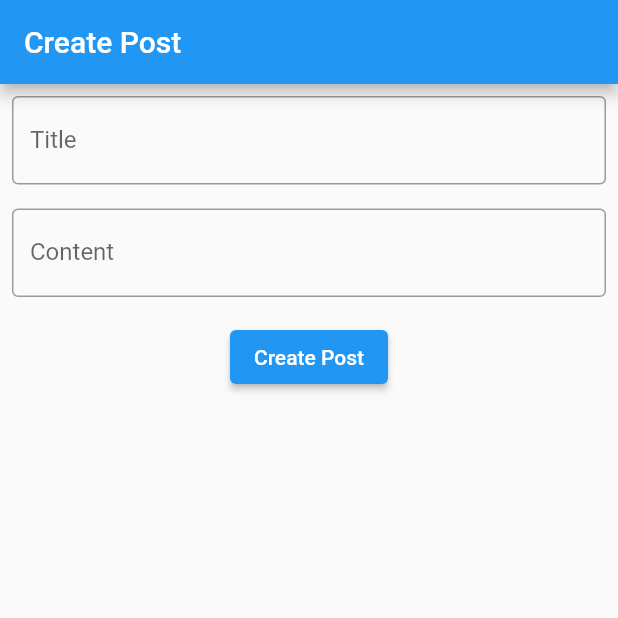
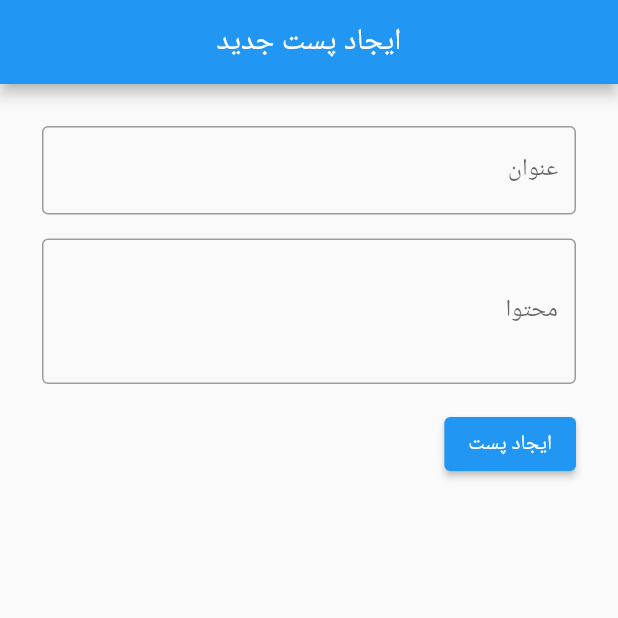
Before and after one commit to bagheriAlmas/flutter_rest_api_wordpress, a Flutter app: the screen it shows after launch, after a tap on the "add" icon, on a phone screen of 412 x 824 dp, the top half of it. Run offline on Flutter 3.47's test engine with Material 2 defaults, Android fonts, the phone set to English and light mode, and no system bars; our stand-ins replace pull_to_refresh; network calls fail.

```diff
--- a/lib/Pages/CreatePostActivity.dart
+++ b/lib/Pages/CreatePostActivity.dart
@@ -9,6 +9,7 @@ class CreatePostActivity extends StatelessWidget {
   @override
   Widget build(BuildContext context) {
     return MaterialApp(
+      debugShowCheckedModeBanner: false,
       home: HomePage(),
     );
   }
@@ -32,9 +33,9 @@ class _HomePageState extends State<HomePage> {
       future: futureResponse,
       builder: (context, snapshot) {
         if (snapshot.hasData) {
-          return Text("Data Send Success");
+          return Text("اطلاعات با موفقیت ارسال شد");
         } else if (snapshot.hasError) {
-          return Text("Data Send Error");
+          return Text("خطا در ارسال اطلاعات");
         }
         return CircularProgressIndicator();
       },
@@ -45,28 +46,42 @@ class _HomePageState extends State<HomePage> {
   Widget build(BuildContext context) {
     return Scaffold(
       appBar: AppBar(
-        title: Text("Create Post"),
+        centerTitle: true,
+        title: Text("ایجاد پست جدید"),
       ),
-      body: Column(
+      body: Padding(
+        padding: const EdgeInsets.all(20.0),
+        child: Column(
+          crossAxisAlignment: CrossAxisAlignment.end,
           children: [
             Padding(
               padding: const EdgeInsets.all(8.0),
+              child: Directionality(
+                textDirection: TextDirection.rtl,
                 child: TextField(
                     controller: txtTitle,
                     decoration: InputDecoration(
-                    border: OutlineInputBorder(), labelText: "Title")),
+                        border: OutlineInputBorder(), labelText: "عنوان")),
+              ),
             ),
             Padding(
               padding: const EdgeInsets.all(8.0),
+              child: Directionality(
+                textDirection: TextDirection.rtl,
                 child: TextField(
+                  minLines: 3,
+                  maxLines: 3,
+                  textDirection: TextDirection.rtl,
                     controller: txtContent,
                     decoration: InputDecoration(
-                    border: OutlineInputBorder(), labelText: "Content")),
+                      hintTextDirection: TextDirection.rtl,
+                        border: OutlineInputBorder(), labelText: "محتوا")),
+              ),
             ),
             Padding(
               padding: const EdgeInsets.all(8.0),
               child: ElevatedButton(
-              child: Text("Create Post"),
+                child: Text("ایجاد پست"),
                 onPressed: () {
                   setState(() {
                     futureResponse = createPost(txtTitle.text, txtContent.text);
@@ -77,6 +92,7 @@ class _HomePageState extends State<HomePage> {
             futureResponse == null ? Text("") : futureResponseBuilder(),
           ],
         ),
+      ),
     );
   }
 }
--- a/lib/main.dart
+++ b/lib/main.dart
@@ -15,7 +15,9 @@ class MyApp extends StatelessWidget {
 
   @override
   Widget build(BuildContext context) {
-    return MaterialApp(home: HomePage());
+    return MaterialApp(
+      debugShowCheckedModeBanner: false,
+        home: HomePage());
   }
 }
 
@@ -51,7 +53,9 @@ class _HomePageState extends State<HomePage> {
   @override
   Widget build(BuildContext context) {
     return Scaffold(
-      appBar: AppBar(),
+      appBar: AppBar(
+        centerTitle: true,
+        title: Text("دریافت اطلاعات از وردپرس"),),
       body: Center(
         child: FutureBuilder(
           future: fetchAllPosts(),
@@ -106,7 +110,7 @@ class _HomePageState extends State<HomePage> {
                             textAlign: TextAlign.justify,
                           ),
                           leading: Text(
-                            futureAlbum![index].date.toString(),
+                            futureAlbum![index].date.toString().substring(0,10),
                           ),
                         ),
                       ),
```
Also changed, not shown: lib/API.dart (+8 -10 lines), lib/Pages/UpdatePostActivity.dart (+28 -12 lines). Lines whose indentation alone changed are shown as unchanged.
